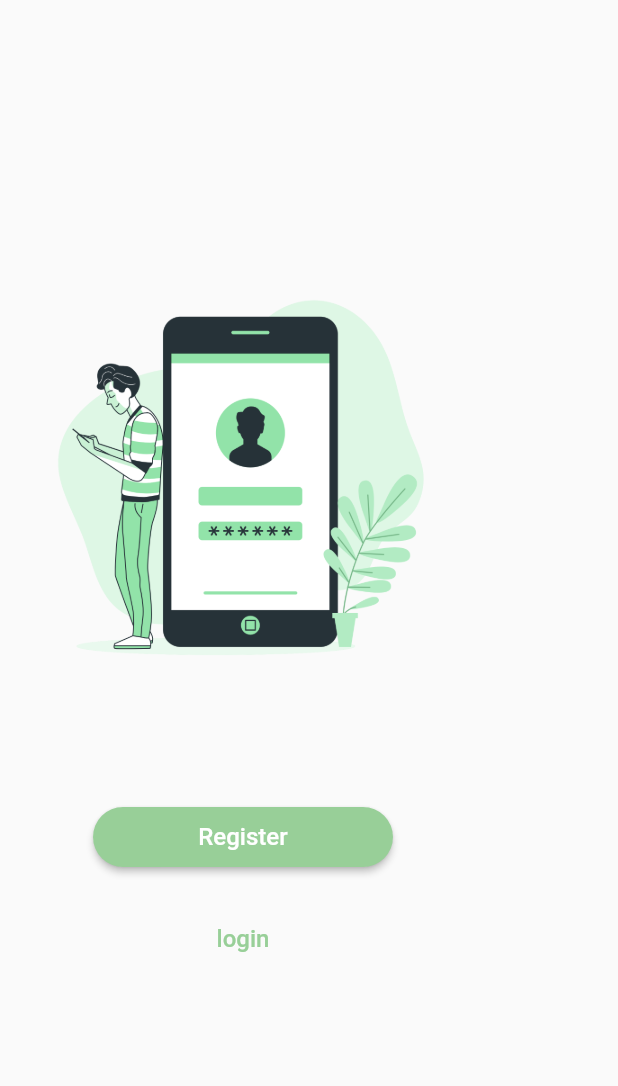
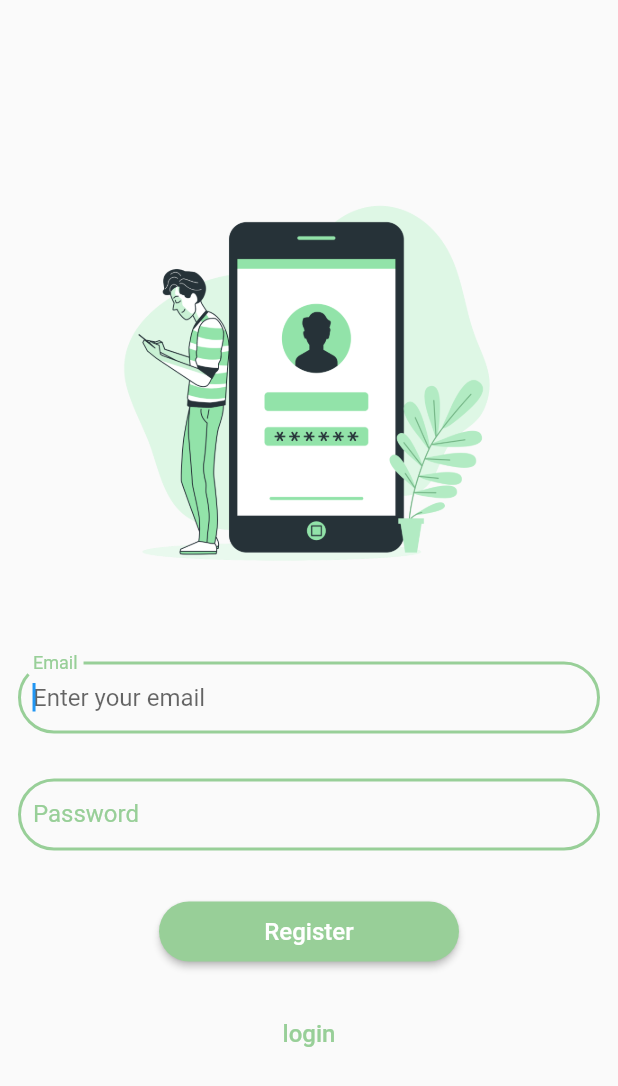
Before and after one commit to AnasAlkhamis/Meraki_Flutter_App, a Flutter app: the Register screen opened directly, after a tap on "Register", on a phone screen of 412 x 824 dp. Shown: the top 1086 px of the screen. Run offline on Flutter 3.47's test engine with Material 2 defaults, Android fonts, the phone set to English and light mode, and no system bars.

Commit message:
update login+ register

```diff
--- a/meraki_task/lib/models/user.dart
+++ b/meraki_task/lib/models/user.dart
@@ -1,32 +1,41 @@
+List<User> _users = [];
+
 class User {
   final String email;
   final String password;
 
-  User({
-    required this.email,
-    required this.password,
-  });
-}
+  User(
+    this.email,
+    this.password,
+  );
 
-class UserData {
-  List users = [];
-
-  void addUser(email, pass) {
-    print({email, pass});
-
-    users.add(User(password: pass, email: email));
+  void addUser() {
+    _users.add(this);
   }
 
-  String findUser(String email, String pass) {
-    for (var element in users) {
-      if (element.password == pass && element.email == email) {
+  String findUser() {
+    for (var element in _users) {
+      if (element.password == this.password && element.email == this.email) {
         return "login success";
       }
     }
     return "login faild";
   }
+}
 
-  List getData() {
-    return users;
-  }
-}
+
+// class UserData {
+  // List<User> users = [];
+
+// //  instance variables
+
+//   void addUser(email, pass) {
+//     users.add(User(password: pass, email: email));
+//   }
+
+
+
+//   List getData() {
+//     return users;
+//   }
+// }
--- a/meraki_task/lib/page/register.dart
+++ b/meraki_task/lib/page/register.dart
@@ -1,10 +1,11 @@
 import 'package:flutter/material.dart';
 
+import '../models/user.dart';
 import '../widget/text_field.dart';
 
 class Register extends StatelessWidget {
-  const Register({super.key});
-
+  final emailController = TextEditingController();
+  final passwordController = TextEditingController();
   @override
   Widget build(BuildContext context) {
     return Scaffold(
@@ -22,15 +23,17 @@ class Register extends StatelessWidget {
                 ),
               ),
               const SizedBox(height: 30),
-              // CustomTextField(
-              //   hint: 'Enter your email ',
-              //   label: 'Email',
-              // ),
-              // const SizedBox(height: 30),
-              // CustomTextField(
-              //   hint: 'Enter your password',
-              //   label: 'Password',
-              // ),
+              CustomTextField(
+                hint: 'Enter your email ',
+                label: 'Email',
+                controller: emailController,
+              ),
+              const SizedBox(height: 30),
+              CustomTextField(
+                hint: 'Enter your password',
+                label: 'Password',
+                controller: passwordController,
+              ),
               const SizedBox(height: 30),
               ElevatedButton(
                 style: ElevatedButton.styleFrom(
@@ -38,7 +41,11 @@ class Register extends StatelessWidget {
                   shape: StadiumBorder(),
                   primary: Color(0xFF98CF98),
                 ),
-                onPressed: () {},
+                onPressed: () {
+                  User userData =
+                      User(emailController.text, passwordController.text);
+                  userData.addUser();
+                },
                 child: Text("Register", style: TextStyle(fontSize: 16.00)),
               ),
               const SizedBox(height: 20),
```
Also changed, not shown: meraki_task/lib/page/login.dart (+6 -8 lines).
